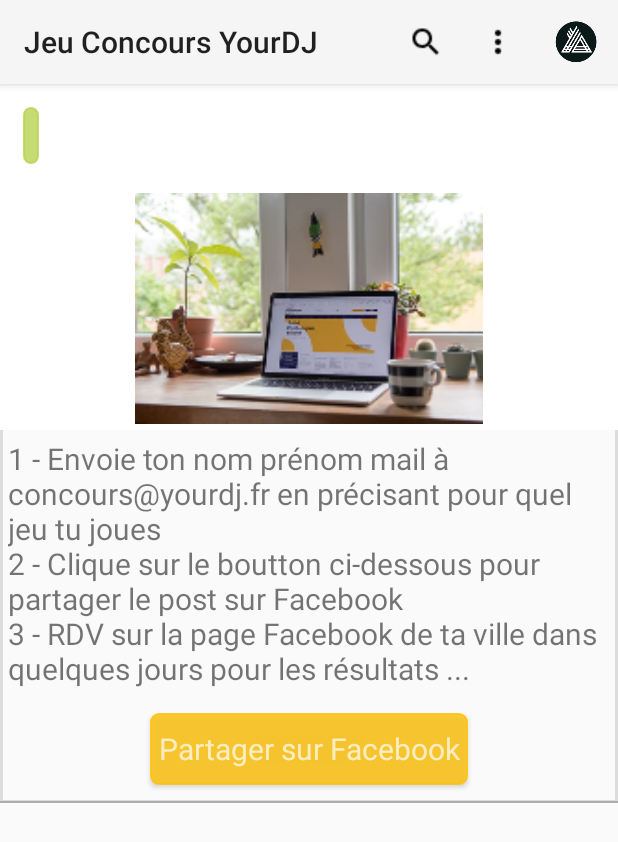
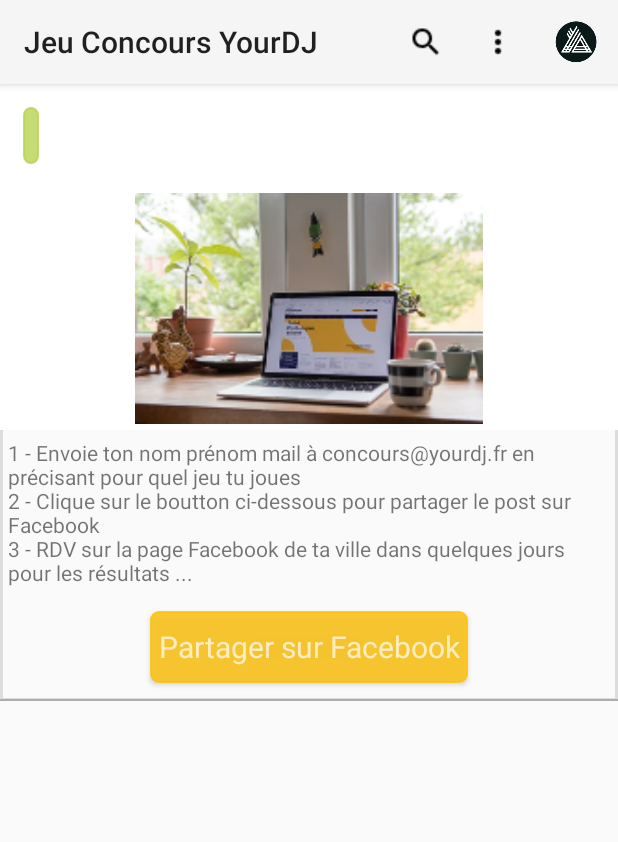
Before and after one commit to louloub/App23, an Android app: the EventPageActivity screen opened directly, with no data from a screen before it, on a phone screen of 412 x 824 dp. Shown: the top 842 px of the screen. Run offline under Robolectric (Android 15) with nearby library versions, the phone set to English and light mode, and no system bars; network calls fail; pictures from the network do not load; 4 statements that could not run were skipped.

```diff
--- a/app/src/main/res/layout/activity_event_page.xml
+++ b/app/src/main/res/layout/activity_event_page.xml
@@ -50,7 +50,6 @@
         android:layout_height="wrap_content">
 
         <TextView
-            android:textSize="@dimen/size_title"
             android:layout_width="wrap_content"
             android:layout_height="wrap_content"
             android:text="@string/contest_condition"
```
